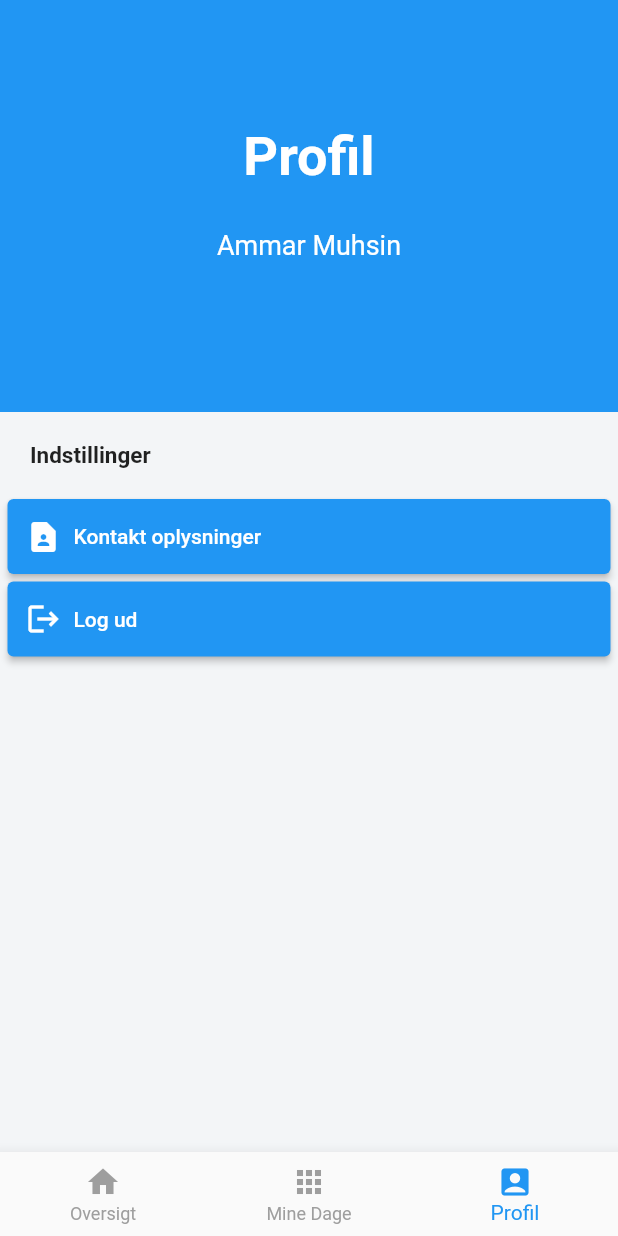
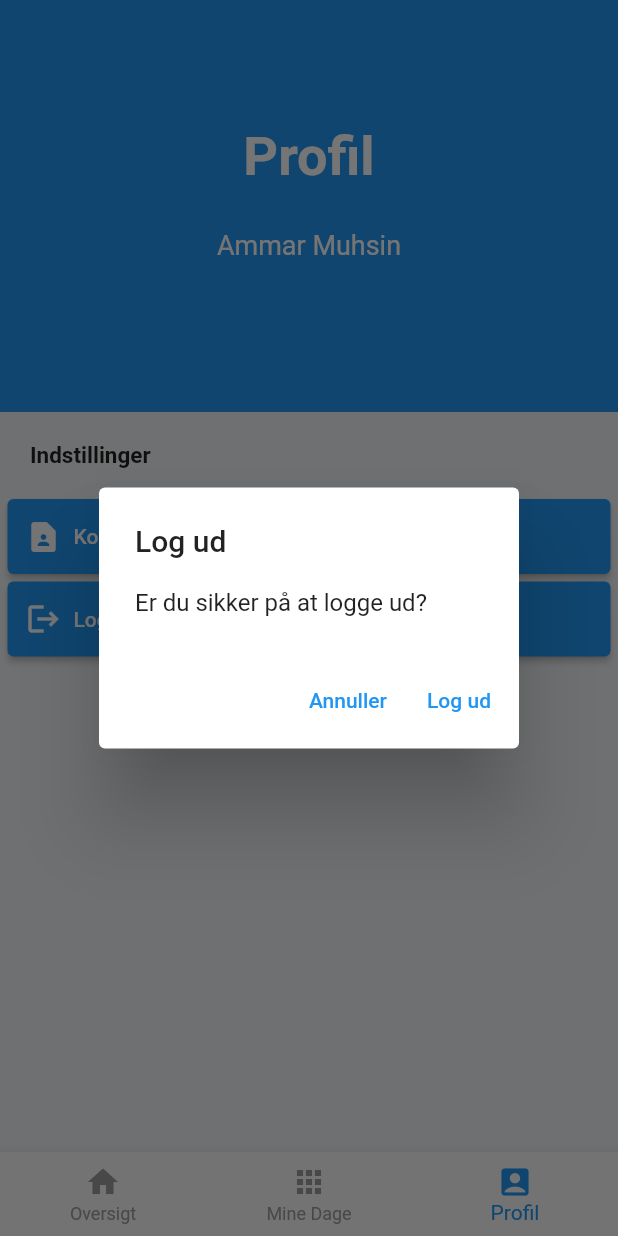
Before and after one commit to ammarOdin/odinvikar, a Flutter app: the screen it shows after launch, item 3 of the bottom bar chosen, after a tap on "Log ud", on a phone screen of 412 x 824 dp. Run offline on Flutter 3.47's test engine with Material 2 defaults, Android fonts, the phone set to English and light mode, and no system bars; our stand-ins replace cloud_firestore, firebase_core, sliding_sheet, table_calendar; missing offline and left inert: week_of_year; accounts and stored records are empty.

Commit message:
Settings page (log out alert)

```diff
--- a/lib/main_screens/settings_screen.dart
+++ b/lib/main_screens/settings_screen.dart
@@ -1,4 +1,3 @@
-import 'package:flutter/cupertino.dart';
 import 'package:flutter/material.dart';
 
 class SettingsScreen extends StatefulWidget {
@@ -9,7 +8,6 @@ class SettingsScreen extends StatefulWidget {
 }
 
 class _State extends State<SettingsScreen> {
-
 
   @override
   Widget build(BuildContext context) {
@@ -69,7 +67,7 @@ class _State extends State<SettingsScreen> {
           width: 150,
           margin: const EdgeInsets.only(bottom: 5, left: 5, right: 5),
           //padding: EdgeInsets.only(left: MediaQuery.of(context).size.width / 10, right: MediaQuery.of(context).size.width / 10, bottom: MediaQuery.of(context).size.height / 40),
-          child: ElevatedButton.icon(onPressed: () {}, icon: const Icon(Icons.logout, color: Colors.white,), label: const Align(alignment: Alignment.centerLeft, child: Text("Log ud", style: TextStyle(color: Colors.white),)),),),
+          child: ElevatedButton.icon(onPressed: () {showDialog(context: context, builder: (BuildContext context){return AlertDialog(title: const Text("Log ud"), content: const Text("Er du sikker på at logge ud?"), actions: [TextButton(onPressed: () {Navigator.pop(context);}, child: const Text("Annuller")) ,TextButton(onPressed: () {}, child: const Text("Log ud"))],);});}, icon: const Icon(Icons.logout, color: Colors.white,), label: const Align(alignment: Alignment.centerLeft, child: Text("Log ud", style: TextStyle(color: Colors.white),)),),),
       ],
     );
   }
```
